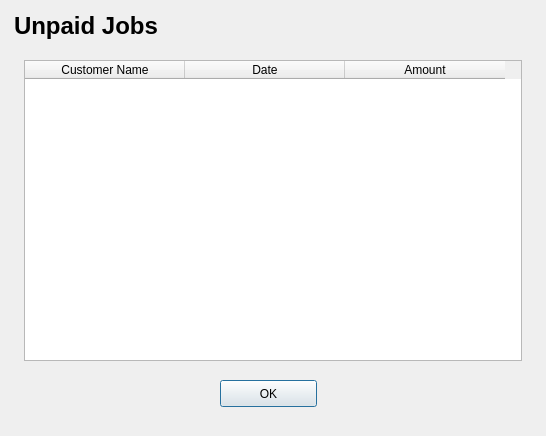
supermaximo93/Computing_Project, file dialogs/main/UnpaidJobsDialog.ui: the form before one commit.
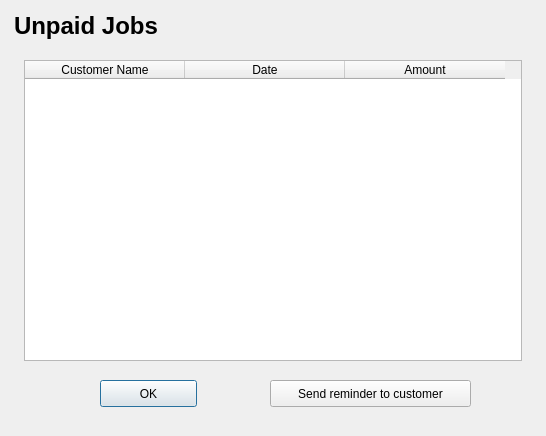
The form after the commit.

Commit message: Reminders can be sent individually to customers with unpaid job dialog

The edit to the form file:
```diff
--- a/dialogs/main/UnpaidJobsDialog.ui
+++ b/dialogs/main/UnpaidJobsDialog.ui
@@ -16,7 +16,7 @@
   <widget class="QPushButton" name="pushButton_ok">
    <property name="geometry">
     <rect>
-     <x>220</x>
+     <x>100</x>
      <y>380</y>
      <width>97</width>
      <height>27</height>
@@ -116,6 +116,19 @@
     <string>Unpaid Jobs</string>
    </property>
   </widget>
+  <widget class="QPushButton" name="pushButton_sendReminder">
+   <property name="geometry">
+    <rect>
+     <x>270</x>
+     <y>380</y>
+     <width>201</width>
+     <height>27</height>
+    </rect>
+   </property>
+   <property name="text">
+    <string>Send reminder to customer</string>
+   </property>
+  </widget>
  </widget>
  <resources/>
  <connections/>
```
The commit also changes 3 other files.
